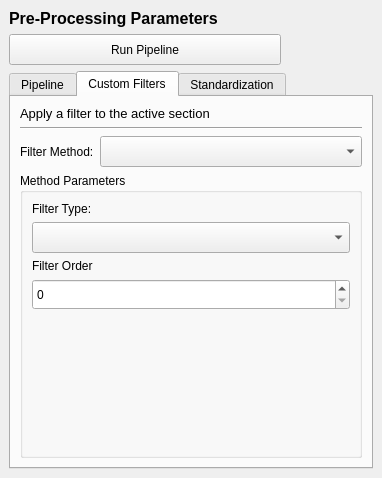
Before: the Qt Designer form signal_editor/ui/dock_processing_inputs.ui in fred-kr/signal-editor-v2, drawn with Qt 5.
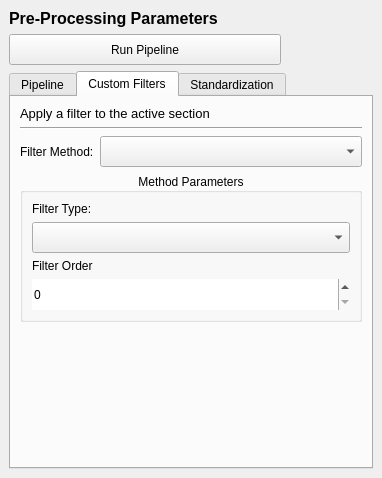
After: the same form once the commit is applied. The open tabs and pages were chosen to show the change. Icons and pictures are not drawn. Custom widgets are drawn as their Qt base class.

```diff
--- a/signal_editor/ui/dock_processing_inputs.ui
+++ b/signal_editor/ui/dock_processing_inputs.ui
@@ -32,7 +32,7 @@
          <x>0</x>
          <y>0</y>
          <width>364</width>
-         <height>362</height>
+         <height>372</height>
         </rect>
        </property>
        <layout class="QVBoxLayout" name="verticalLayout">
@@ -133,26 +133,35 @@
             <string>Custom Filters</string>
            </attribute>
            <layout class="QGridLayout" name="gridLayout_4">
-            <item row="4" column="0" colspan="2">
+            <item row="4" column="0" colspan="2" alignment="Qt::AlignmentFlag::AlignTop">
              <widget class="QGroupBox" name="grp_box_filter_parameters">
               <property name="title">
-               <string>Method Parameters</string>
+               <string> Method Parameters </string>
               </property>
-              <layout class="QFormLayout" name="form_layout_grp_box_filter_parameters">
-               <property name="rowWrapPolicy">
-                <enum>QFormLayout::RowWrapPolicy::WrapAllRows</enum>
-               </property>
-               <item row="0" column="0">
+              <property name="alignment">
+               <set>Qt::AlignmentFlag::AlignCenter</set>
+              </property>
+              <property name="flat">
+               <bool>true</bool>
+              </property>
+              <layout class="QVBoxLayout" name="v_layout_grp_box_filter_parameters">
+               <item>
                 <widget class="QLabel" name="label_9">
+                 <property name="sizePolicy">
+                  <sizepolicy hsizetype="Preferred" vsizetype="Fixed">
+                   <horstretch>0</horstretch>
+                   <verstretch>0</verstretch>
+                  </sizepolicy>
+                 </property>
                  <property name="text">
                   <string>Filter Type:</string>
                  </property>
                 </widget>
                </item>
-               <item row="0" column="1">
+               <item>
                 <widget class="QEnumComboBox" name="enum_combo_filter_type">
                  <property name="sizePolicy">
-                  <sizepolicy hsizetype="Preferred" vsizetype="Preferred">
+                  <sizepolicy hsizetype="Preferred" vsizetype="Fixed">
                    <horstretch>0</horstretch>
                    <verstretch>0</verstretch>
                   </sizepolicy>
@@ -165,17 +174,23 @@
                  </property>
                 </widget>
                </item>
-               <item row="1" column="0">
+               <item>
                 <widget class="QLabel" name="label_10">
+                 <property name="sizePolicy">
+                  <sizepolicy hsizetype="Preferred" vsizetype="Fixed">
+                   <horstretch>0</horstretch>
+                   <verstretch>0</verstretch>
+                  </sizepolicy>
+                 </property>
                  <property name="text">
                   <string>Filter Order</string>
                  </property>
                 </widget>
                </item>
-               <item row="1" column="1">
+               <item>
                 <widget class="QSpinBox" name="spin_box_filter_order">
                  <property name="sizePolicy">
-                  <sizepolicy hsizetype="Minimum" vsizetype="Preferred">
+                  <sizepolicy hsizetype="Minimum" vsizetype="Fixed">
                    <horstretch>0</horstretch>
                    <verstretch>0</verstretch>
                   </sizepolicy>
@@ -186,6 +201,9 @@
                    <height>31</height>
                   </size>
                  </property>
+                 <property name="frame">
+                  <bool>false</bool>
+                 </property>
                 </widget>
                </item>
               </layout>
@@ -289,7 +307,7 @@
               </property>
              </widget>
             </item>
-            <item row="3" column="0" colspan="2">
+            <item row="3" column="0" colspan="2" alignment="Qt::AlignmentFlag::AlignTop">
              <widget class="QGroupBox" name="grp_box_standardize_rolling_window">
               <property name="sizePolicy">
                <sizepolicy hsizetype="Preferred" vsizetype="Maximum">
@@ -309,9 +327,12 @@
               <property name="checked">
                <bool>false</bool>
               </property>
-              <layout class="QFormLayout" name="form_layout_standardize_roll_window">
-               <item row="0" column="0">
+              <layout class="QVBoxLayout" name="v_layout_grp_box_standardize_rolling_window">
+               <item>
                 <widget class="QLabel" name="label_11">
+                 <property name="locale">
+                  <locale language="English" country="UnitedStates"/>
+                 </property>
                  <property name="text">
                   <string>Window Size:</string>
                  </property>
```
